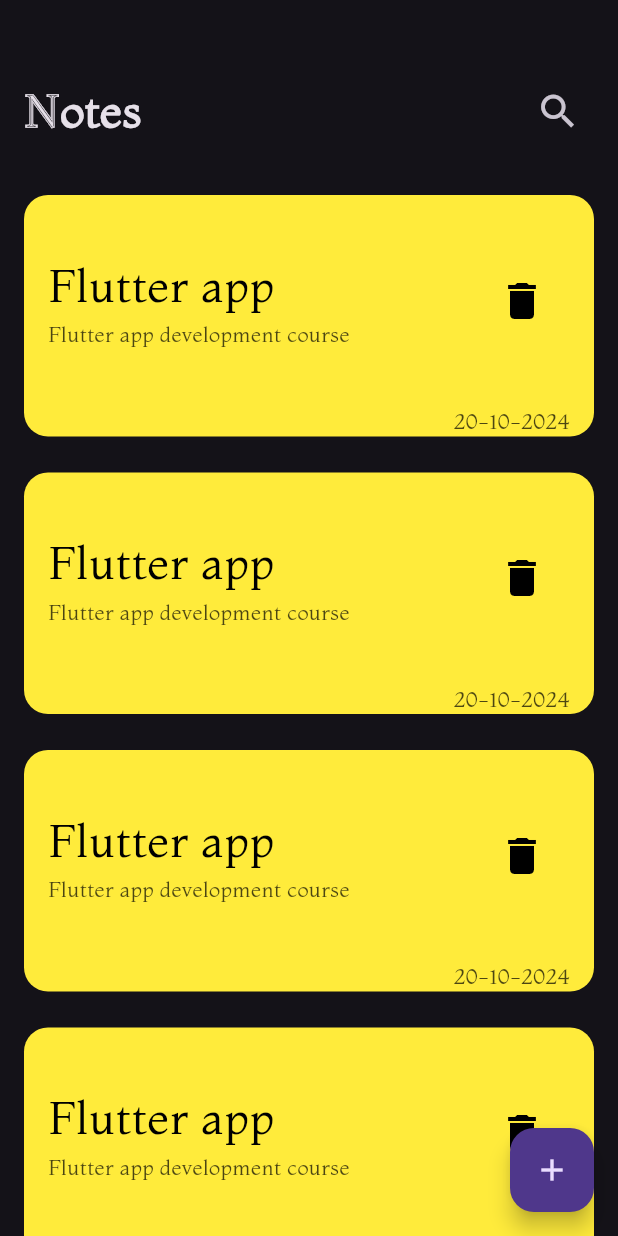
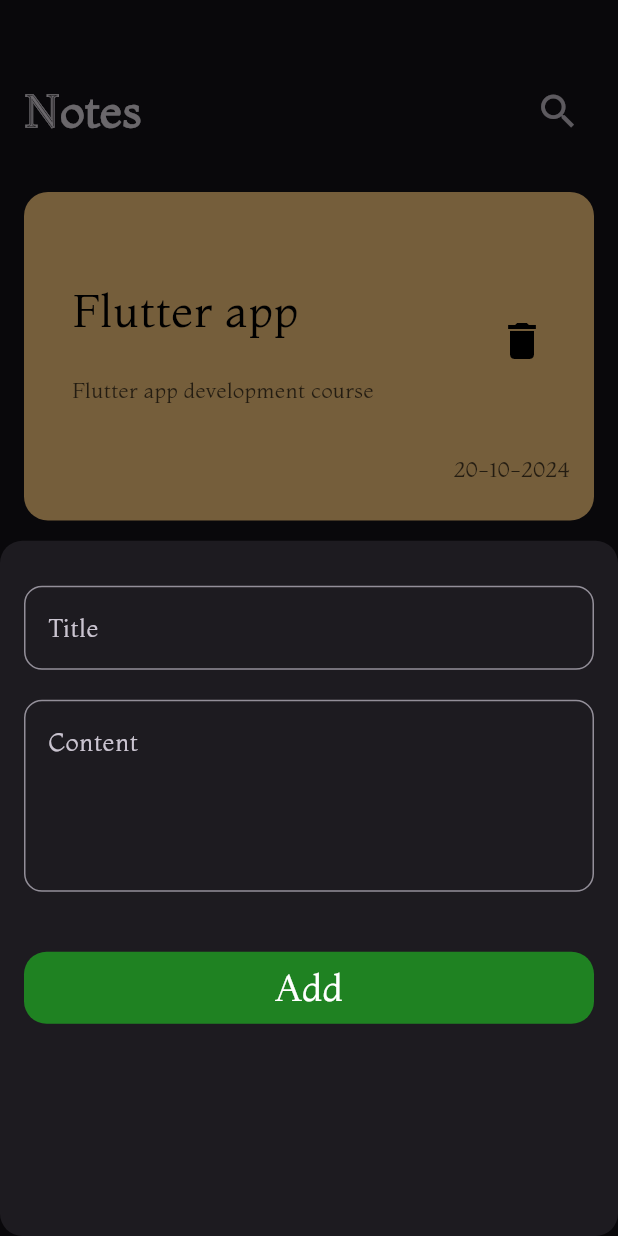
Before and after one commit to mostafaali2002/notes_app, a Flutter app: the screen it shows after launch, after a tap on the "add" icon, on a phone screen of 412 x 824 dp. Run offline on Flutter 3.47's test engine with Material 3 defaults, Android fonts, the phone set to English and light mode, and no system bars; our stand-ins replace hive, hive_flutter; accounts and stored records are empty.

Commit message:
create bottom sheet

```diff
--- a/lib/views/notes_view.dart
+++ b/lib/views/notes_view.dart
@@ -1,4 +1,5 @@
 import 'package:flutter/material.dart';
+import 'package:notes_app/widget/bottom_sheet.dart';
 import 'package:notes_app/widget/notes_body.dart';
 
 class NotesView extends StatelessWidget {
@@ -10,10 +11,12 @@
       floatingActionButton: FloatingActionButton(
         child: const Icon(Icons.add),
         onPressed: () {
-          showBottomSheet(
+          showModalBottomSheet(
+            shape:
+                RoundedRectangleBorder(borderRadius: BorderRadius.circular(15)),
             context: context,
             builder: (context) {
-              return Container();
+              return const CustomBottomSheet();
             },
           );
         },
--- /dev/null
+++ b/lib/widget/bottom_sheet.dart
@@ -0,0 +1,56 @@
+import 'package:flutter/material.dart';
+import 'package:notes_app/widget/custom_button.dart';
+import 'package:notes_app/widget/text_form.dart';
+
+class CustomBottomSheet extends StatefulWidget {
+  const CustomBottomSheet({
+    super.key,
+  });
+
+  @override
+  State<CustomBottomSheet> createState() => _CustomBottomSheetState();
+}
+
+class _CustomBottomSheetState extends State<CustomBottomSheet> {
+  GlobalKey formKey = GlobalKey();
+  AutovalidateMode autovalidateMode = AutovalidateMode.disabled;
+  String? title, subTitle;
+  @override
+  Widget build(BuildContext context) {
+    return Form(
+      key: formKey,
+      autovalidateMode: autovalidateMode,
+      child: Padding(
+        padding: const EdgeInsets.symmetric(horizontal: 16, vertical: 30),
+        child: Column(
+          children: [
+            CustomTextFormField(
+              onSaved: (p0) {
+                title = p0;
+              },
+              hint: "Title",
+            ),
+            const SizedBox(
+              height: 20,
+            ),
+            CustomTextFormField(
+              onSaved: (p1) {
+                subTitle = p1;
+              },
+              hint: "Content",
+              maxLines: 4,
+            ),
+            const SizedBox(
+              height: 40,
+            ),
+            CustomButton(
+                onPressed: () {},
+                width: MediaQuery.sizeOf(context).width,
+                btnColor: const Color.fromARGB(255, 31, 130, 34),
+                text: "Add")
+          ],
+        ),
+      ),
+    );
+  }
+}
--- /dev/null
+++ b/lib/widget/custom_button.dart
@@ -0,0 +1,33 @@
+import 'package:flutter/material.dart';
+
+class CustomButton extends StatelessWidget {
+  const CustomButton({
+    super.key,
+    this.border,
+    required this.onPressed,
+    required this.width,
+    required this.btnColor,
+    required this.text,
+  });
+  final void Function()? onPressed;
+  final double width;
+  final Color btnColor;
+  final String text;
+  final BoxBorder? border;
+  @override
+  Widget build(BuildContext context) {
+    return Container(
+      width: width,
+      decoration: BoxDecoration(
+        border: border,
+        borderRadius: BorderRadius.circular(15),
+        color: btnColor,
+      ),
+      child: MaterialButton(
+        onPressed: onPressed,
+        child: Text(text,
+            style: const TextStyle(fontSize: 25, color: Colors.white)),
+      ),
+    );
+  }
+}
--- a/lib/widget/notes_body.dart
+++ b/lib/widget/notes_body.dart
@@ -1,6 +1,6 @@
 import 'package:flutter/material.dart';
 import 'package:notes_app/widget/custom_appbar.dart';
-import 'package:notes_app/widget/notes_card.dart';
+import 'package:notes_app/widget/notes_card_list.dart';
 
 class NotesBody extends StatelessWidget {
   const NotesBody({
@@ -23,22 +23,3 @@
     );
   }
 }
-
-class NoteCardList extends StatelessWidget {
-  const NoteCardList({
-    super.key,
-  });
-
-  @override
-  Widget build(BuildContext context) {
-    return ListView.builder(
-      padding: EdgeInsets.zero,
-      itemBuilder: (context, index) {
-        return Padding(
-          padding: const EdgeInsets.symmetric(vertical: 12),
-          child: NotesCard(),
-        );
-      },
-    );
-  }
-}
--- a/lib/widget/notes_card.dart
+++ b/lib/widget/notes_card.dart
@@ -10,20 +10,24 @@
     return Padding(
       padding: const EdgeInsets.symmetric(horizontal: 16),
       child: Container(
+        padding: const EdgeInsets.only(bottom: 24, top: 24, left: 16),
         decoration: BoxDecoration(
-            borderRadius: BorderRadius.circular(16), color: Colors.yellow),
+            borderRadius: BorderRadius.circular(16), color: Color(0xffFFCC80)),
         child: Column(
           children: [
             Padding(
-              padding: const EdgeInsets.symmetric(vertical: 30),
+              padding: const EdgeInsets.symmetric(vertical: 25),
               child: ListTile(
                 title: const Text("Flutter app",
                     style: TextStyle(
                         color: Colors.black,
                         fontSize: 30,
                         fontWeight: FontWeight.w500)),
-                subtitle: Text("Flutter app development course",
-                    style: TextStyle(color: Colors.black.withOpacity(.7))),
+                subtitle: Padding(
+                  padding: const EdgeInsets.only(top: 20),
+                  child: Text("Flutter app development course",
+                      style: TextStyle(color: Colors.black.withOpacity(.7))),
+                ),
                 trailing: IconButton(
                   onPressed: () {},
                   icon: const Icon(
--- /dev/null
+++ b/lib/widget/notes_card_list.dart
@@ -0,0 +1,21 @@
+import 'package:flutter/material.dart';
+import 'package:notes_app/widget/notes_card.dart';
+
+class NoteCardList extends StatelessWidget {
+  const NoteCardList({
+    super.key,
+  });
+
+  @override
+  Widget build(BuildContext context) {
+    return ListView.builder(
+      padding: EdgeInsets.zero,
+      itemBuilder: (context, index) {
+        return const Padding(
+          padding: EdgeInsets.symmetric(vertical: 10),
+          child: NotesCard(),
+        );
+      },
+    );
+  }
+}
--- /dev/null
+++ b/lib/widget/text_form.dart
@@ -0,0 +1,41 @@
+import 'package:flutter/material.dart';
+
+class CustomTextFormField extends StatelessWidget {
+  const CustomTextFormField(
+      {super.key,
+      this.keyboardType,
+      this.preicon,
+      this.sufficon,
+      this.validator,
+      required this.onSaved,
+      this.hint,
+      this.obscureText = false,
+      this.maxLines});
+
+  final bool obscureText;
+  final String? hint;
+  final TextInputType? keyboardType;
+  final Function(String?)? onSaved;
+  final Icon? preicon;
+  final IconButton? sufficon;
+  final int? maxLines;
+  final String? Function(String?)? validator;
+  @override
+  Widget build(BuildContext context) {
+    return TextFormField(
+      validator: validator,
+      obscureText: obscureText,
+      keyboardType: keyboardType,
+      maxLines: maxLines,
+      onSaved: onSaved,
+      decoration: InputDecoration(
+        hintText: hint,
+        suffixIcon: sufficon,
+        prefixIcon: preicon,
+        border: OutlineInputBorder(
+          borderRadius: BorderRadius.circular(12),
+        ),
+      ),
+    );
+  }
+}
```
